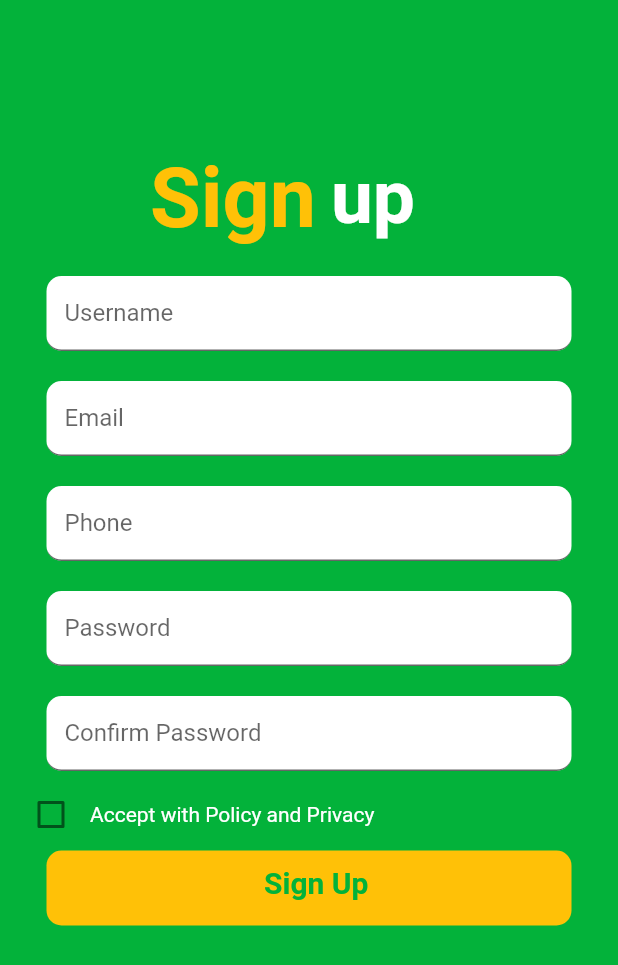
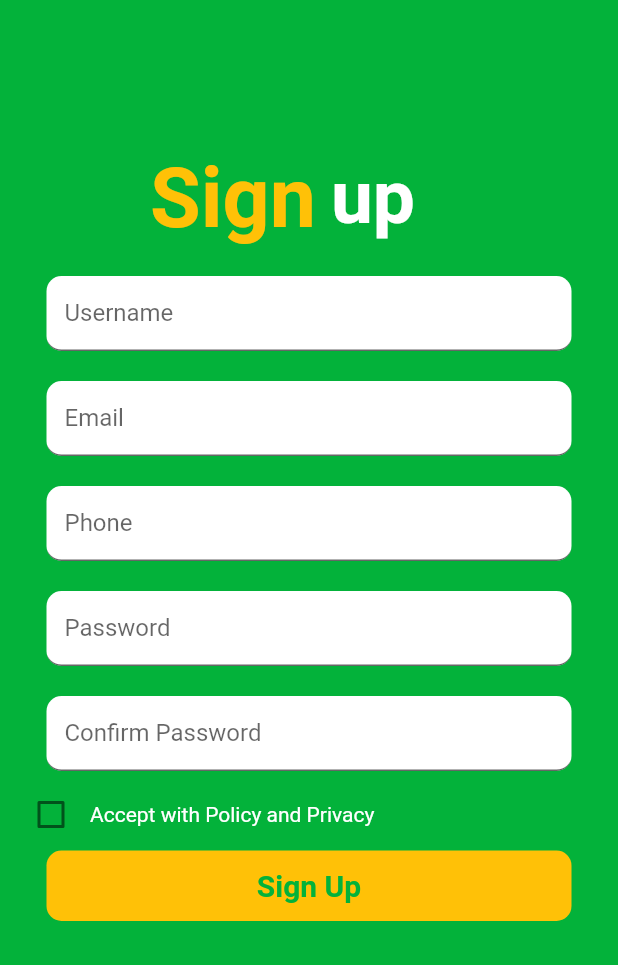
Before and after one commit to AirlanggaDS/ProjekSubway_PemMob, a Flutter app: the screen it shows after launch, after a tap on "Sign Up", on a phone screen of 412 x 824 dp. Shown: the top 965 px of the screen. Run offline on Flutter 3.47's test engine with Material 2 defaults, Android fonts, the phone set to English and light mode, and no system bars.

Commit message:
Change elevated button to inkwell

```diff
--- a/lib/pages/Login.dart
+++ b/lib/pages/Login.dart
@@ -10,8 +10,6 @@ class Login extends StatefulWidget {
   Login({super.key});
   bool checkedValue = false;
 
-
-
   @override
   State<Login> createState() => _LoginState();
 }
@@ -20,11 +18,13 @@ class _LoginState extends State<Login> {
   @override
   Widget build(BuildContext context) {
     return MaterialApp(
+
       debugShowCheckedModeBanner: false,
       home: Scaffold(
       resizeToAvoidBottomInset: false,
       backgroundColor: Color.fromARGB(255, 3, 178, 58),
       body:
+
       Column(
         mainAxisSize: MainAxisSize.max,
         children: [
@@ -117,59 +117,98 @@ class _LoginState extends State<Login> {
               )
             ],
           ),
-          ElevatedButton(
-            style: ElevatedButton.styleFrom(
-              backgroundColor: Colors.transparent,
-              elevation: 0
-            ),
-             child:
-          Container(
-            height: 50,
+          InkWell(
+                onTap: () => Navigator.push(context,
+                    MaterialPageRoute(builder: (context) => Navbar())),
+                child: Ink(
+                  padding: const EdgeInsets.symmetric(vertical: 12),
                   width: 350,
                   decoration: BoxDecoration(
                    color: Colors.amber,
                    borderRadius: BorderRadius.circular(10)
                   ),
-            child:
-            Padding(
-              padding: const EdgeInsets.only(left: 145, top: 10),
-              child: Text("Login", style: TextStyle(color: Color.fromARGB(255, 3, 178, 58), fontWeight: FontWeight.bold, fontSize: 20),),
-            )
+                  child: const Text(
+                    "Login",
+                    style: TextStyle(
+                        color: Color.fromARGB(255, 3, 178, 58), fontWeight: FontWeight.bold, fontSize: 20),
+                    textAlign: TextAlign.center,
                   ),
-          onPressed: (){
-            Navigator.push(context,
-            MaterialPageRoute(builder: (context)=> Navbar())
-            );
-          },
+                ),
               ),
               Padding(
-            padding: const EdgeInsets.only(top:100, bottom: 10),
+            padding: const EdgeInsets.only(top:30, bottom: 10),
             child: Text("Doesn't have account?",style: TextStyle(color: Colors.white),),
           ),
-          ElevatedButton(
-            style: ElevatedButton.styleFrom(
-              backgroundColor: Colors.transparent,
-              elevation: 0
-            ),
-            onPressed: (){
-            Navigator.push(context,
-            MaterialPageRoute(builder: (context)=> SignUp())
-            );
-          }, child:
-          Container(
-            height: 50,
+          // ElevatedButton(
+          //   style: ElevatedButton.styleFrom(
+          //     backgroundColor: Colors.transparent,
+          //     elevation: 0
+          //   ),
+          //    child:
+          // Container(
+          //   height: 50,
+          //   width: 350,
+          //   decoration: BoxDecoration(
+          //     color: Colors.amber,
+          //     borderRadius: BorderRadius.circular(10)
+          //   ),
+          //   child:
+          //   Padding(
+          //     padding: const EdgeInsets.only(left: 145, top: 10),
+          //     child: Text("Login", style: TextStyle(color: Color.fromARGB(255, 3, 178, 58), fontWeight: FontWeight.bold, fontSize: 20),),
+          //   )
+          // ),
+          // onPressed: (){
+          //   Navigator.push(context,
+          //   MaterialPageRoute(builder: (context)=> Navbar())
+          //   );
+          // },
+          // ),
+          //
+          InkWell(
+                onTap: () => Navigator.push(context,
+                    MaterialPageRoute(builder: (context) => SignUp())),
+                child: Ink(
+                  padding: const EdgeInsets.symmetric(vertical: 12,),
+
                   width: 350,
                   decoration: BoxDecoration(
                    color: Colors.amber,
                    borderRadius: BorderRadius.circular(10)
                   ),
-            child:
-            Padding(
-              padding: const EdgeInsets.only(left: 140, top: 10),
-              child: Text("Sign Up", style: TextStyle(color: Color.fromARGB(255, 3, 178, 58), fontWeight: FontWeight.bold, fontSize: 20),),
-            )
+                  child: const Text(
+                    "Sign Up",
+                    style: TextStyle(
+                        color: Color.fromARGB(255, 3, 178, 58), fontWeight: FontWeight.bold, fontSize: 20),
+                    textAlign: TextAlign.center,
                   ),
                 ),
+              ),
+          // ElevatedButton(
+          //   style: ElevatedButton.styleFrom(
+          //     backgroundColor: Colors.transparent,
+          //     elevation: 0
+          //   ),
+          //   onPressed: (){
+          //   Navigator.push(context,
+          //   MaterialPageRoute(builder: (context)=> SignUp())
+          //   );
+          // }, child:
+          // Container(
+          //   height: 50,
+
+          //   width: 350,
+          //   decoration: BoxDecoration(
+          //     color: Colors.amber,
+          //     borderRadius: BorderRadius.circular(10)
+          //   ),
+          //   child:
+          //   Padding(
+          //     padding: const EdgeInsets.only(left: 140, top: 10),
+          //     child: Text("Sign Up", style: TextStyle(color: Color.fromARGB(255, 3, 178, 58), fontWeight: FontWeight.bold, fontSize: 20),),
+          //   )
+          // ),
+          //  ),
         ],
       )
     ),
--- a/lib/pages/menu.dart
+++ b/lib/pages/menu.dart
@@ -106,6 +106,7 @@ class Menu extends StatelessWidget {
                 mainAxisAlignment: MainAxisAlignment.spaceBetween,
                 children: [
                   Container(
+
                     child: Column(
                       crossAxisAlignment: CrossAxisAlignment.start,
                       children: [
--- a/lib/pages/signup.dart
+++ b/lib/pages/signup.dart
@@ -150,31 +150,30 @@ class _SignUpState extends State<SignUp> {
               ),
             ],
           ),
-          ElevatedButton(
-            style: ElevatedButton.styleFrom(
-              backgroundColor: Colors.transparent,
-              elevation: 0
-            ),
-            onPressed: (){
-            Navigator.push(context,
-            MaterialPageRoute(builder: (context)=> Create())
-            );
+          InkWell(
+                onTap: () {
+                  print(widget.checkedValue);
+
+                  if (widget.checkedValue == true) {
+                    Navigator.push(context, MaterialPageRoute(builder: (context) => const Create()));
+                  }
                 },
-          child :
-          Container(
-            height: 50,
+                child: Ink(
+                  padding: const EdgeInsets.symmetric(vertical: 12,),
+
                   width: 350,
                   decoration: BoxDecoration(
                    color: Colors.amber,
                    borderRadius: BorderRadius.circular(10)
                   ),
-            child:
-            Padding(
-              padding: const EdgeInsets.only(left: 145, top: 10),
-              child: Text("Sign Up", style: TextStyle(color: Color.fromARGB(255, 3, 178, 58), fontWeight: FontWeight.bold, fontSize: 20),),
-            )
+                  child: const Text(
+                    "Sign Up",
+                    style: TextStyle(
+                        color: Color.fromARGB(255, 3, 178, 58), fontWeight: FontWeight.bold, fontSize: 20),
+                    textAlign: TextAlign.center,
                   ),
-          )
+                ),
+              ),
         ],
       )
 
```
Also changed, not shown: lib/pages/AccountCreate.dart (+18 -29 lines). Lines whose indentation alone changed are shown as unchanged.
